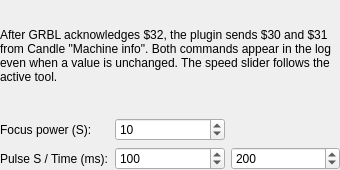
First picture: the form in spindle_laser/settings.ui, repository Dzantemir/candle-spindle-laser-switcher, before the edit.
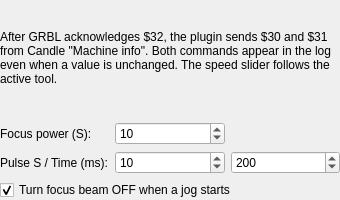
Second picture: the form after the edit.

```diff
--- a/spindle_laser/settings.ui
+++ b/spindle_laser/settings.ui
@@ -7,7 +7,7 @@
     <x>0</x>
     <y>0</y>
     <width>340</width>
-    <height>170</height>
+    <height>200</height>
    </rect>
   </property>
   <property name="windowTitle">
@@ -74,7 +74,7 @@
         <number>100000</number>
        </property>
        <property name="value">
-        <number>100</number>
+        <number>10</number>
        </property>
       </widget>
      </item>
@@ -96,6 +96,19 @@
      </item>
     </layout>
    </item>
+   <item>
+    <widget class="QCheckBox" name="chkFocusOffOnJog">
+     <property name="toolTip">
+      <string>GRBL jogs keep the laser state, so a jog with the focus beam on burns a line. When enabled, the jog is cancelled and the beam is switched off as soon as a jog starts. Disable it only for deliberate Z focusing.</string>
+     </property>
+     <property name="text">
+      <string>Turn focus beam OFF when a jog starts</string>
+     </property>
+     <property name="checked">
+      <bool>true</bool>
+     </property>
+    </widget>
+   </item>
   </layout>
  </widget>
  <resources/>
```
